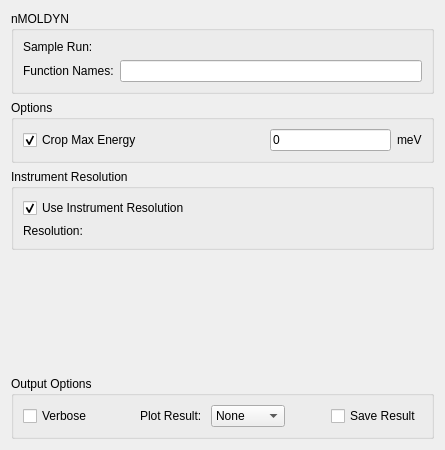
Before: the Qt Designer form Code/Mantid/MantidQt/CustomInterfaces/inc/MantidQtCustomInterfaces/IndirectMolDyn.ui in mantidproject/mantid, drawn with Qt 5.
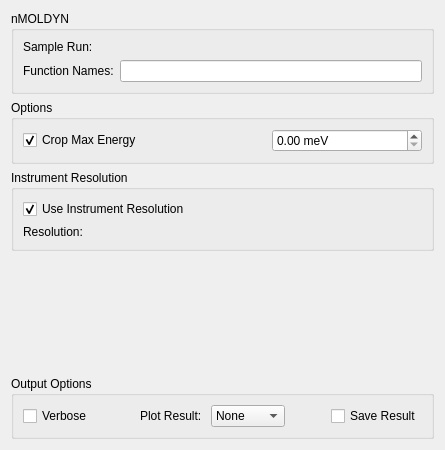
After: the same form once the commit is applied. Custom widgets are drawn as their Qt base class.

Commit message:
Use double spinner for energy crop
Refs #10391

```diff
--- a/Code/Mantid/MantidQt/CustomInterfaces/inc/MantidQtCustomInterfaces/IndirectMolDyn.ui
+++ b/Code/Mantid/MantidQt/CustomInterfaces/inc/MantidQtCustomInterfaces/IndirectMolDyn.ui
@@ -104,19 +104,21 @@
          </spacer>
         </item>
         <item>
-         <widget class="QLineEdit" name="leMaxEnergy">
+         <widget class="QDoubleSpinBox" name="dspMaxEnergy">
+          <property name="minimumSize">
+           <size>
+            <width>150</width>
+            <height>0</height>
+           </size>
+          </property>
           <property name="toolTip">
            <string>&lt;html&gt;&lt;head/&gt;&lt;body&gt;&lt;p&gt;Crop the upper energy range of any workspaces with energy as the X unit (e.g. Sqw).&lt;/p&gt;&lt;/body&gt;&lt;/html&gt;</string>
           </property>
-          <property name="text">
-           <string>0</string>
+          <property name="suffix">
+           <string> meV</string>
           </property>
-         </widget>
-        </item>
-        <item>
-         <widget class="QLabel" name="lblEnergyCropUnits">
-          <property name="text">
-           <string>meV</string>
+          <property name="maximum">
+           <double>1000.000000000000000</double>
           </property>
          </widget>
         </item>
```
Left out of the diff: 4 changed lines with no effect on the pictures. The commit also changes 2 other files.
